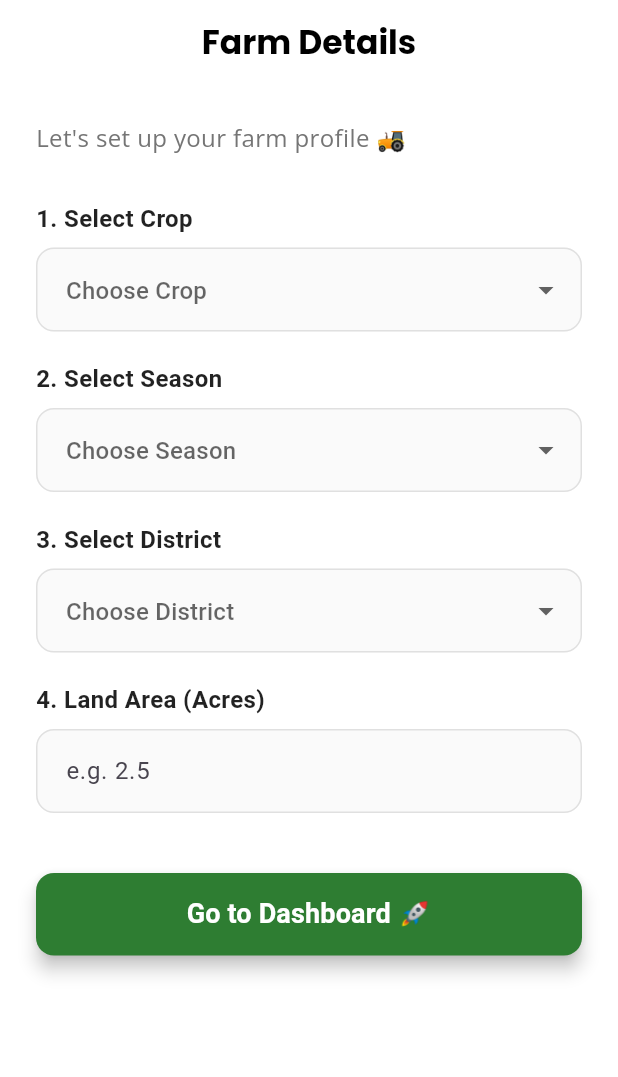
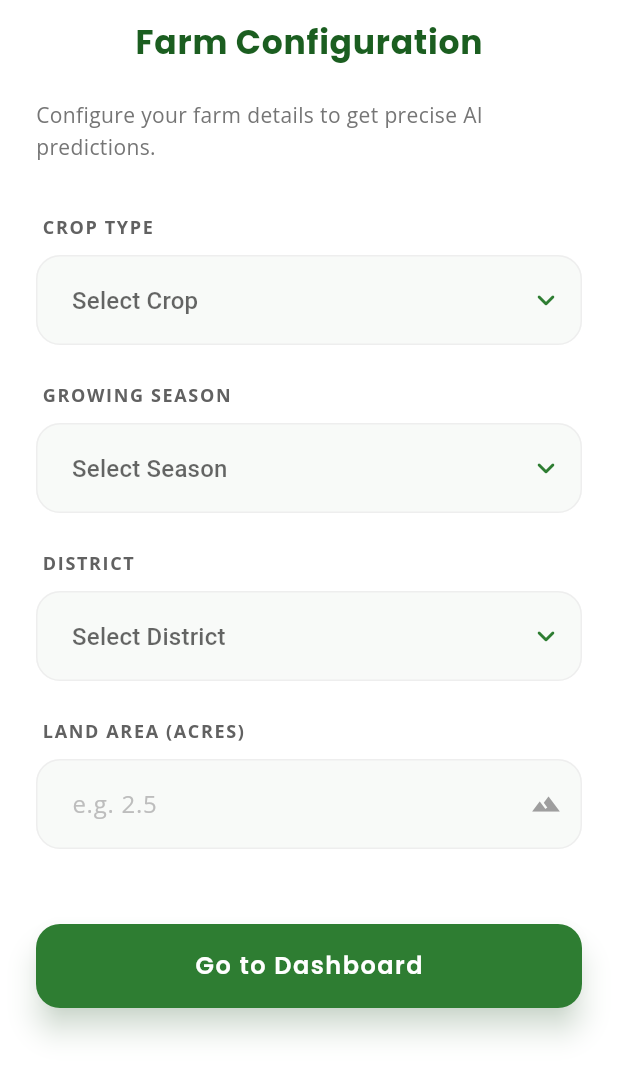
Before and after one commit to ArcXtreme/SIH-25044_AlgoZenithX, a Flutter app: the CropInputScreen screen opened directly, on a phone screen of 412 x 824 dp. Shown: the top 1077 px of the screen. Run offline on Flutter 3.47's test engine with Material 3 defaults, Android fonts, the phone set to English and light mode, and no system bars; our stand-ins replace fl_chart, flutter_animate, flutter_map, font_awesome_flutter, google_fonts, image_picker and 1 more.

Commit message:
Sih_agrisense final updated 2 dec 9:50pm

```diff
--- a/lib/providers/app_state.dart
+++ b/lib/providers/app_state.dart
@@ -1,3 +1,4 @@
+import 'dart:io'; // Import required for File handling
 import 'package:flutter/material.dart';
 
 class AppState extends ChangeNotifier {
@@ -8,10 +9,11 @@ class AppState extends ChangeNotifier {
   // 2. FARMER BASIC DATA
   String _farmerName = "Rajesh Kumar";
   String _farmerPhone = "9876543210";
+  File? _profileImage; // New variable to store the profile photo
 
   // 3. FARM DETAILS (UPDATED)
   // We still keep the list for multi-crop if needed later, but focus on the 'current' selection
-  List<String> _myCrops = ["Paddy (Rice)"];
+  final List<String> _myCrops = ["Paddy (Rice)"];
   String _selectedCrop = "Paddy (Rice)";
   String _season = "Autumn (June-Oct)";
   String _district = "Khordha";
@@ -22,6 +24,7 @@ class AppState extends ChangeNotifier {
   String get languageCode => _languageCode;
   String get farmerName => _farmerName;
   String get farmerPhone => _farmerPhone;
+  File? get profileImage => _profileImage; // Getter for the image
 
   String get selectedCrop => _selectedCrop;
   String get season => _season;
@@ -60,10 +63,16 @@ class AppState extends ChangeNotifier {
     notifyListeners();
   }
 
-  // Legacy Update Profile (Called from Signup/Edit - kept for compatibility but simplified)
-  void updateProfile(String name, String phone, List<String> crops, String size, String dist) {
+  // Updated Profile Function (Now accepts an image file)
+  void updateProfile(String name, String phone, List<String> crops, String size, String dist, File? image) {
     _farmerName = name;
     _farmerPhone = phone;
+
+    // Update image only if a new one is selected (not null)
+    if (image != null) {
+      _profileImage = image;
+    }
+
     // We don't overwrite the specific session details here necessarily,
     // unless you want profile edit to reset everything.
     // For now, let's just update basic info.
--- a/lib/screens/farmer/crop_input_screen.dart
+++ b/lib/screens/farmer/crop_input_screen.dart
@@ -46,86 +46,92 @@ class _CropInputScreenState extends State<CropInputScreen> {
     return Scaffold(
       backgroundColor: Colors.white,
       appBar: AppBar(
-        title: Text("Farm Details", style: GoogleFonts.poppins(color: Colors.black, fontWeight: FontWeight.bold)),
+        title: Text(
+          "Farm Configuration",
+          style: GoogleFonts.poppins(
+            color: const Color(0xFF1B5E20),
+            fontWeight: FontWeight.bold,
+            letterSpacing: 0.5
+          )
+        ),
         backgroundColor: Colors.white,
         elevation: 0,
         centerTitle: true,
-        automaticallyImplyLeading: false, // No back button, they MUST fill this
+        automaticallyImplyLeading: false,
       ),
       body: SingleChildScrollView(
-        padding: const EdgeInsets.all(24.0),
+        padding: const EdgeInsets.symmetric(horizontal: 24.0, vertical: 10),
         child: Form(
           key: _formKey,
           child: Column(
             crossAxisAlignment: CrossAxisAlignment.start,
             children: [
               Text(
-                "Let's set up your farm profile 🚜",
-                style: GoogleFonts.openSans(fontSize: 16, color: Colors.grey[600]),
+                "Configure your farm details to get precise AI predictions.",
+                style: GoogleFonts.openSans(fontSize: 14, color: Colors.grey[600], height: 1.5),
               ),
-              const SizedBox(height: 30),
+              const SizedBox(height: 35),
 
               // --- 1. CROP SELECTION ---
-              _buildSectionLabel("1. Select Crop"),
-              DropdownButtonFormField<String>(
+              _buildSectionLabel("Crop Type"),
+              _buildAnimatedDropdown(
+                hint: "Select Crop",
                 value: _selectedCrop,
-                decoration: _inputDecoration("Choose Crop"),
-                items: _cropTypes.map((crop) => DropdownMenuItem(value: crop, child: Text(crop))).toList(),
+                items: _cropTypes,
                 onChanged: (val) => setState(() => _selectedCrop = val),
-                validator: (val) => val == null ? "Please select a crop" : null,
               ),
-              const SizedBox(height: 20),
+              const SizedBox(height: 25),
 
               // --- 2. SEASON SELECTION ---
-              _buildSectionLabel("2. Select Season"),
-              DropdownButtonFormField<String>(
+              _buildSectionLabel("Growing Season"),
+              _buildAnimatedDropdown(
+                hint: "Select Season",
                 value: _selectedSeason,
-                decoration: _inputDecoration("Choose Season"),
-                items: _seasons.map((s) => DropdownMenuItem(value: s, child: Text(s))).toList(),
+                items: _seasons,
                 onChanged: (val) => setState(() => _selectedSeason = val),
-                validator: (val) => val == null ? "Please select a season" : null,
               ),
-              const SizedBox(height: 20),
+              const SizedBox(height: 25),
 
               // --- 3. DISTRICT SELECTION ---
-              _buildSectionLabel("3. Select District"),
-              DropdownButtonFormField<String>(
+              _buildSectionLabel("District"),
+              _buildAnimatedDropdown(
+                hint: "Select District",
                 value: _selectedDistrict,
-                decoration: _inputDecoration("Choose District"),
-                items: _districts.map((d) => DropdownMenuItem(value: d, child: Text(d))).toList(),
+                items: _districts,
                 onChanged: (val) => setState(() => _selectedDistrict = val),
-                validator: (val) => val == null ? "Please select a district" : null,
               ),
-              const SizedBox(height: 20),
+              const SizedBox(height: 25),
 
               // --- 4. LAND AREA ---
-              _buildSectionLabel("4. Land Area (Acres)"),
-              TextFormField(
-                controller: _areaController,
-                keyboardType: const TextInputType.numberWithOptions(decimal: true),
-                decoration: _inputDecoration("e.g. 2.5"),
-                validator: (val) {
-                  if (val == null || val.isEmpty) return "Please enter land area";
-                  if (double.tryParse(val) == null) return "Invalid number";
-                  return null;
-                },
-              ),
-              const SizedBox(height: 40),
+              _buildSectionLabel("Land Area (Acres)"),
+              _buildStyledTextField(),
+
+              const SizedBox(height: 50),
 
               // --- SUBMIT BUTTON ---
               SizedBox(
                 width: double.infinity,
-                height: 55,
+                height: 56,
                 child: ElevatedButton(
                   style: ElevatedButton.styleFrom(
                     backgroundColor: const Color(0xFF2E7D32),
-                    shape: RoundedRectangleBorder(borderRadius: BorderRadius.circular(12)),
-                    elevation: 5,
+                    elevation: 8,
+                    shadowColor: const Color(0xFF2E7D32).withOpacity(0.4),
+                    shape: RoundedRectangleBorder(borderRadius: BorderRadius.circular(16)),
                   ),
                   onPressed: _submitForm,
-                  child: const Text("Go to Dashboard 🚀", style: TextStyle(fontSize: 18, color: Colors.white, fontWeight: FontWeight.bold)),
+                  child: Text(
+                    "Go to Dashboard",
+                    style: GoogleFonts.poppins(
+                      fontSize: 16,
+                      color: Colors.white,
+                      fontWeight: FontWeight.w600,
+                      letterSpacing: 1
+                    )
+                  ),
                 ),
               ),
+              const SizedBox(height: 30),
             ],
           ),
         ),
@@ -135,7 +141,6 @@ class _CropInputScreenState extends State<CropInputScreen> {
 
   void _submitForm() {
     if (_formKey.currentState!.validate()) {
-      // Save data to AppState
       Provider.of<AppState>(context, listen: false).setFarmDetails(
         crop: _selectedCrop!,
         season: _selectedSeason!,
@@ -143,7 +148,6 @@ class _CropInputScreenState extends State<CropInputScreen> {
         area: _areaController.text,
       );
 
-      // Navigate to Home
       Navigator.pushReplacement(
         context,
         MaterialPageRoute(builder: (_) => const FarmerHomeScreen())
@@ -153,20 +157,122 @@ class _CropInputScreenState extends State<CropInputScreen> {
 
   Widget _buildSectionLabel(String text) {
     return Padding(
-      padding: const EdgeInsets.only(bottom: 8.0),
-      child: Text(text, style: const TextStyle(fontWeight: FontWeight.bold, fontSize: 16, color: Colors.black87)),
+      padding: const EdgeInsets.only(bottom: 10.0, left: 4),
+      child: Text(
+        text.toUpperCase(),
+        style: GoogleFonts.openSans(
+          fontWeight: FontWeight.bold,
+          fontSize: 12,
+          color: Colors.grey[700],
+          letterSpacing: 1.1
+        )
+      ),
     );
   }
 
-  InputDecoration _inputDecoration(String hint) {
-    return InputDecoration(
-      hintText: hint,
-      contentPadding: const EdgeInsets.symmetric(horizontal: 16, vertical: 16),
-      border: OutlineInputBorder(borderRadius: BorderRadius.circular(12), borderSide: BorderSide(color: Colors.grey[300]!)),
-      enabledBorder: OutlineInputBorder(borderRadius: BorderRadius.circular(12), borderSide: BorderSide(color: Colors.grey[300]!)),
-      focusedBorder: OutlineInputBorder(borderRadius: BorderRadius.circular(12), borderSide: const BorderSide(color: Color(0xFF2E7D32), width: 2)),
-      filled: true,
-      fillColor: Colors.grey[50],
+  // --- CUSTOM DROPDOWN ---
+  Widget _buildAnimatedDropdown({
+    required String hint,
+    required String? value,
+    required List<String> items,
+    required Function(String?) onChanged,
+  }) {
+    return DropdownButtonFormField<String>(
+      value: value,
+      icon: const Icon(Icons.keyboard_arrow_down_rounded, color: Color(0xFF2E7D32)),
+      isExpanded: true, // IMPORTANT: Ensures text doesn't overflow
+      decoration: InputDecoration(
+        hintText: hint,
+        hintStyle: GoogleFonts.openSans(color: Colors.grey[400]),
+        contentPadding: const EdgeInsets.symmetric(horizontal: 20, vertical: 18),
+        fillColor: const Color(0xFFF8FAF8),
+        filled: true,
+        border: OutlineInputBorder(borderRadius: BorderRadius.circular(16), borderSide: BorderSide.none),
+        enabledBorder: OutlineInputBorder(borderRadius: BorderRadius.circular(16), borderSide: BorderSide(color: Colors.grey[200]!)),
+        focusedBorder: OutlineInputBorder(borderRadius: BorderRadius.circular(16), borderSide: const BorderSide(color: Color(0xFF2E7D32), width: 1.5)),
+      ),
+      dropdownColor: Colors.white,
+      borderRadius: BorderRadius.circular(16),
+      elevation: 4,
+      // --- FIX IS HERE: selectedItemBuilder ---
+      // This tells Flutter: "When selected, display THIS widget instead of the menu item"
+      selectedItemBuilder: (BuildContext context) {
+        return items.map<Widget>((String item) {
+          return Text(
+            item,
+            style: GoogleFonts.openSans(
+              color: const Color(0xFF1B5E20),
+              fontWeight: FontWeight.w600,
+              fontSize: 15,
+            ),
+            overflow: TextOverflow.ellipsis,
+          );
+        }).toList();
+      },
+      // --- MENU ITEMS (Glassy Bars) ---
+      items: items.asMap().entries.map((entry) {
+        int idx = entry.key;
+        String val = entry.value;
+
+        // Alternating Colors logic
+        Color bgColor = idx % 2 == 0
+            ? const Color(0xFF2E7D32).withOpacity(0.12)
+            : const Color(0xFF2E7D32).withOpacity(0.04);
+
+        return DropdownMenuItem(
+          value: val,
+          child: Container(
+            margin: const EdgeInsets.symmetric(vertical: 4),
+            padding: const EdgeInsets.symmetric(horizontal: 12, vertical: 12),
+            decoration: BoxDecoration(
+              color: bgColor, // This background only shows in the POPUP MENU now
+              borderRadius: BorderRadius.circular(8),
+            ),
+            child: Row(
+              children: [
+                CircleAvatar(radius: 3, backgroundColor: const Color(0xFF2E7D32).withOpacity(0.6)),
+                const SizedBox(width: 10),
+                Expanded(
+                  child: Text(
+                    val,
+                    style: GoogleFonts.openSans(
+                      color: const Color(0xFF1B5E20),
+                      fontWeight: FontWeight.w600,
+                      fontSize: 14
+                    ),
+                  ),
+                ),
+              ],
+            ),
+          ),
+        );
+      }).toList(),
+      onChanged: onChanged,
+      validator: (val) => val == null ? "Required field" : null,
+    );
+  }
+
+  Widget _buildStyledTextField() {
+    return TextFormField(
+      controller: _areaController,
+      keyboardType: const TextInputType.numberWithOptions(decimal: true),
+      style: GoogleFonts.openSans(fontWeight: FontWeight.bold, color: const Color(0xFF1B5E20)),
+      decoration: InputDecoration(
+        hintText: "e.g. 2.5",
+        hintStyle: GoogleFonts.openSans(color: Colors.grey[400], fontWeight: FontWeight.normal),
+        contentPadding: const EdgeInsets.symmetric(horizontal: 20, vertical: 18),
+        fillColor: const Color(0xFFF8FAF8),
+        filled: true,
+        border: OutlineInputBorder(borderRadius: BorderRadius.circular(16), borderSide: BorderSide.none),
+        enabledBorder: OutlineInputBorder(borderRadius: BorderRadius.circular(16), borderSide: BorderSide(color: Colors.grey[200]!)),
+        focusedBorder: OutlineInputBorder(borderRadius: BorderRadius.circular(16), borderSide: const BorderSide(color: Color(0xFF2E7D32), width: 1.5)),
+        suffixIcon: const Icon(Icons.landscape, color: Colors.grey, size: 20),
+      ),
+      validator: (val) {
+        if (val == null || val.isEmpty) return "Enter area";
+        if (double.tryParse(val) == null) return "Invalid";
+        return null;
+      },
     );
   }
 }
--- a/lib/screens/farmer/farmer_home.dart
+++ b/lib/screens/farmer/farmer_home.dart
@@ -35,7 +35,7 @@ class _FarmerHomeScreenState extends State<FarmerHomeScreen> {
     final Color healthBg = isStressed ? Colors.red[50]! : Colors.green[50]!;
     final IconData healthIcon = isStressed ? FontAwesomeIcons.triangleExclamation : FontAwesomeIcons.leaf;
     final String healthTitle = isStressed ? "Stress Detected" : "Healthy Crop";
-    final String healthSubtitle = isStressed ? cropInfo.healthIssue : "${cropInfo.days}";
+    final String healthSubtitle = isStressed ? cropInfo.healthIssue : cropInfo.days;
 
     return Scaffold(
       backgroundColor: const Color(0xFFF8F9FA),
@@ -45,7 +45,7 @@ class _FarmerHomeScreenState extends State<FarmerHomeScreen> {
       drawer: const SidebarDrawer(), // Using the new separate file
 
       // --- AI VOICE ASSISTANT BUTTON ---
-      floatingActionButtonLocation: FloatingActionButtonLocation.centerFloat,
+      floatingActionButtonLocation: FloatingActionButtonLocation.endFloat,
       floatingActionButton: FloatingActionButton.extended(
         onPressed: () => _showListeningModal(context),
         backgroundColor: const Color(0xFF2E7D32),
--- a/lib/widgets/quick_tools_widget.dart
+++ b/lib/widgets/quick_tools_widget.dart
@@ -71,12 +71,12 @@ class QuickToolsWidget extends StatelessWidget {
             ListTile(
               leading: const Icon(Icons.info_outline, color: Colors.orange),
               title: Text(AppTranslations.get(lang, 'pm_kisan')),
-              subtitle: Text("${AppTranslations.get(lang, 'action_kyc')}"),
+              subtitle: Text(AppTranslations.get(lang, 'action_kyc')),
             ),
             ListTile(
               leading: const Icon(Icons.hourglass_empty, color: Colors.grey),
               title: Text(AppTranslations.get(lang, 'machinery_subsidy')),
-              subtitle: Text("${AppTranslations.get(lang, 'status_pending')}"),
+              subtitle: Text(AppTranslations.get(lang, 'status_pending')),
             ),
           ],
         ),
--- a/pubspec.yaml
+++ b/pubspec.yaml
@@ -40,6 +40,7 @@ dependencies:
   fl_chart: ^0.66.0
   intl: ^0.19.0
   flutter_animate: ^4.5.2
+  image_picker: ^1.0.7
 
   # The following adds the Cupertino Icons font to your application.
   # Use with the CupertinoIcons class for iOS style icons.
```
Also changed, not shown: lib/screens/farmer/edit_profile_screen.dart (+93 -74 lines), lib/widgets/sidebar_drawer.dart (+43 -4 lines), pubspec.lock, 6 other files.
